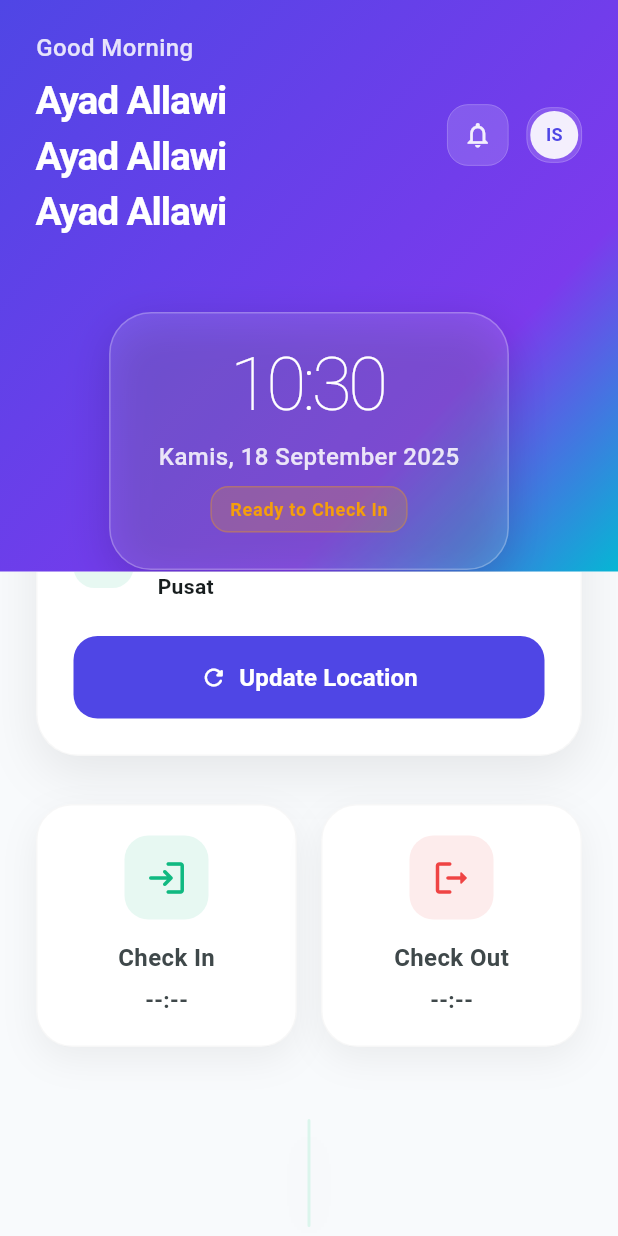
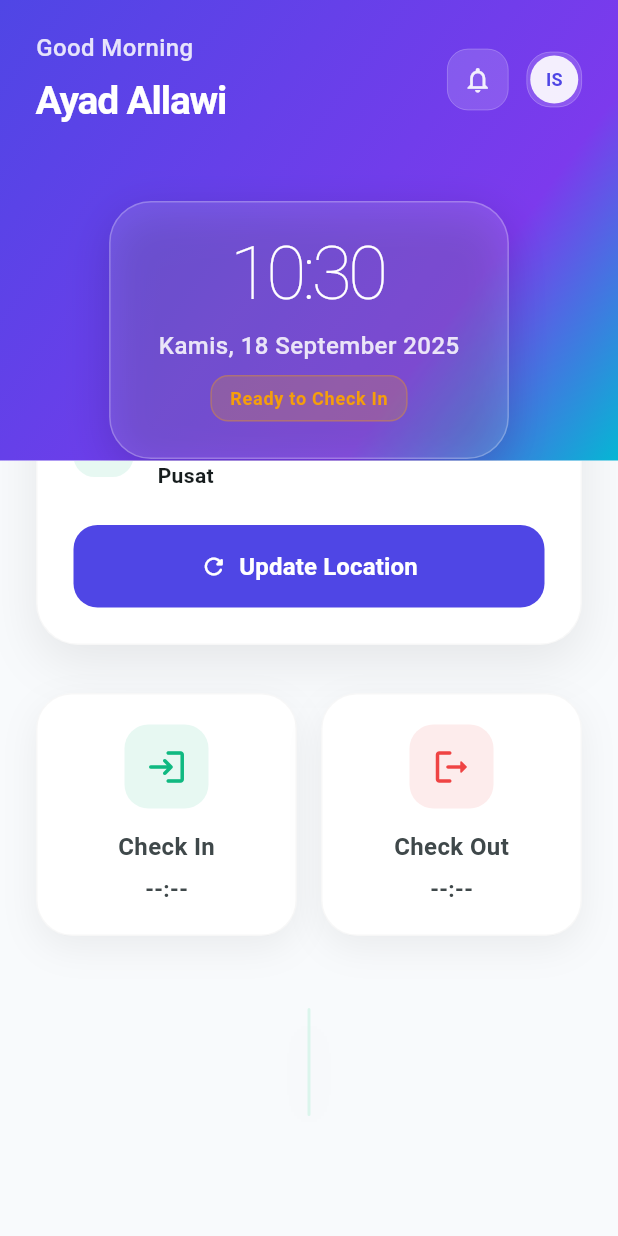
Before and after one commit to AyadAllawi/MyAbsen_app, a Flutter app: the HomePage screen opened by its route, scrolled down 354 dp, on a phone screen of 412 x 824 dp. Run offline on Flutter 3.47's test engine with Material 3 defaults, Android fonts, the phone set to English and light mode, and no system bars; our stand-ins replace easy_localization, geocoding, geolocator, get, google_maps_flutter, image_picker and 3 more; accounts and stored records are empty.

Commit message:
day_malem

```diff
--- a/lib/main.dart
+++ b/lib/main.dart
@@ -4,6 +4,7 @@ import 'package:myabsen_project/views/home.dart';
 import 'package:myabsen_project/views/log/login.dart';
 import 'package:myabsen_project/views/log/logreg.dart';
 import 'package:myabsen_project/views/log/register.dart';
+import 'package:myabsen_project/views/navbar/bottom.dart';
 import 'package:myabsen_project/views/onboarding/onboarding.dart';
 import 'package:myabsen_project/views/splashscreen.dart';
 
--- a/lib/views/home.dart
+++ b/lib/views/home.dart
@@ -325,24 +325,6 @@ class _HomePageState extends State<HomePage> with TickerProviderStateMixin {
                               ),
                             ),
                             const SizedBox(height: 6),
-                            Text(
-                              "Ayad Allawi",
-                              style: const TextStyle(
-                                color: Colors.white,
-                                fontSize: 26,
-                                fontWeight: FontWeight.w700,
-                                letterSpacing: -0.8,
-                              ),
-                            ),
-                            Text(
-                              "Ayad Allawi",
-                              style: const TextStyle(
-                                color: Colors.white,
-                                fontSize: 26,
-                                fontWeight: FontWeight.w700,
-                                letterSpacing: -0.8,
-                              ),
-                            ),
                             Text(
                               "Ayad Allawi",
                               style: const TextStyle(
--- a/lib/views/log/logreg.dart
+++ b/lib/views/log/logreg.dart
@@ -21,7 +21,7 @@ class _LogregState extends State<Logreg> {
               width: 200,
               decoration: const BoxDecoration(
                 image: DecorationImage(
-                  image: AssetImage("assets/images/logo.png"),
+                  image: AssetImage("assets/images/image/logo.png"),
                   fit: BoxFit.cover,
                 ),
               ),
--- a/lib/views/log/register.dart
+++ b/lib/views/log/register.dart
@@ -98,7 +98,7 @@ class _RegisterState extends State<Register> {
             child: Column(
               children: [
                 const SizedBox(height: 20),
-                Image.asset("assets/images/logo.png", height: 100),
+                Image.asset("assets/images/image/logo.png", height: 100),
                 const SizedBox(height: 20),
                 const Text(
                   "Daftar",
--- a/lib/views/splashscreen.dart
+++ b/lib/views/splashscreen.dart
@@ -1,7 +1,8 @@
 import 'package:flutter/material.dart';
 import 'package:myabsen_project/preference/shared_preference.dart';
+import 'package:myabsen_project/views/log/logreg.dart';
 import 'package:myabsen_project/views/onboarding/onboarding.dart';
-import 'package:myabsen_project/views/onboarding/test.dart';
+
 
 class SplashScreen extends StatefulWidget {
   const SplashScreen({super.key});
@@ -27,7 +28,7 @@ class _SplashScreenState extends State<SplashScreen> {
       if (isLogin == true) {
         Navigator.pushReplacement(
           context,
-          MaterialPageRoute(builder: (_) => Bottom()),
+          MaterialPageRoute(builder: (_) => Logreg()),
         );
       } else {
         Navigator.pushReplacement(
--- a/pubspec.yaml
+++ b/pubspec.yaml
@@ -84,8 +84,7 @@ flutter:
 
   # To add assets to your application, add an assets section, like this:
   assets:
-    - assets/images/
-    - assets/images/logo.png
+    - assets/images/image/
     - assets/lottie/
     - assets/fonts/
 
```
Also changed, not shown: lib/views/log/login.dart (+6 -5 lines), lib/views/navbar/bottom.dart (+10 -4 lines), lib/views/onboarding/onboarding.dart (+6 -6 lines), lib/views/onboarding/test.dart (deleted, +0 -15 lines), lib/views/profile.dart (+9 -9 lines), assets/images/image/bunge.png (renamed from assets/images/bunge.png), assets/images/image/logo.png (renamed from assets/images/logo.png), assets/images/image/oboarding1.png (renamed from assets/images/oboarding1.png), assets/images/image/onboarding.png (renamed from assets/images/onboarding.png), assets/images/image/onboarding2.png (renamed from assets/images/onboarding2.png).
